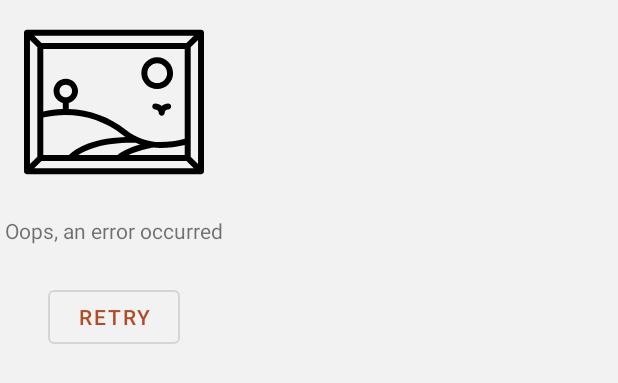
After one commit to VitaSokolova/RijksmuseumMasterpieces, an Android app: the layout layout_error_placeholder.xml on its own in the app's theme, with its tools: preview values and no code run, on a phone screen of 412 x 824 dp. The commit adds this screen. Shown: the top 383 px of the screen. Run offline under Robolectric (Android 15) with nearby library versions, the phone set to English and light mode, and no system bars.

Commit message:
Error state handling

```diff
--- a/app/src/main/java/com/rijksmuseum/masterpieces/features/list/controllers/ErrorPlaceholderController.kt
+++ b/app/src/main/java/com/rijksmuseum/masterpieces/features/list/controllers/ErrorPlaceholderController.kt
@@ -22,7 +22,7 @@ class ErrorPlaceholderController(
         private val binding = ListItemArtObjectErrorPlaceholderBinding.bind(itemView)
 
         init {
-            binding.retryBtn.setOnClickListener { onRetryClickListener() }
+            binding.placeholder.retryBtn.setOnClickListener { onRetryClickListener() }
         }
     }
 }
--- /dev/null
+++ b/app/src/main/res/layout/layout_error_placeholder.xml
@@ -0,0 +1,33 @@
+<?xml version="1.0" encoding="utf-8"?>
+<LinearLayout xmlns:android="http://schemas.android.com/apk/res/android"
+    xmlns:tools="http://schemas.android.com/tools"
+    android:id="@+id/placeholder_container"
+    android:layout_width="wrap_content"
+    android:layout_height="wrap_content"
+    android:gravity="center_horizontal"
+    android:orientation="vertical">
+
+    <ImageView
+        android:layout_width="120dp"
+        android:layout_height="120dp"
+        android:layout_marginHorizontal="16dp"
+        android:layout_marginVertical="8dp"
+        android:src="@drawable/ic_painting"
+        tools:ignore="ContentDescription" />
+
+    <TextView
+        android:layout_width="wrap_content"
+        android:layout_height="wrap_content"
+        android:layout_marginTop="8dp"
+        android:text="@string/masterpieces_list_error_placeholder_text" />
+
+    <Button
+        android:id="@+id/retry_btn"
+        style="@style/Widget.MaterialComponents.Button.OutlinedButton"
+        android:layout_width="wrap_content"
+        android:layout_height="wrap_content"
+        android:layout_marginTop="24dp"
+        android:focusable="true"
+        android:text="@string/masterpieces_list_retry_btn" />
+
+</LinearLayout>
--- a/app/src/main/res/layout/list_item_art_object.xml
+++ b/app/src/main/res/layout/list_item_art_object.xml
@@ -12,7 +12,8 @@
     <LinearLayout
         android:layout_width="match_parent"
         android:layout_height="wrap_content"
-        android:orientation="vertical">
+        android:orientation="vertical"
+        tools:ignore="UseCompoundDrawables">
 
         <TextView
             android:id="@+id/titleTv"
@@ -28,7 +29,8 @@
             android:id="@+id/imageIv"
             android:layout_width="match_parent"
             android:layout_height="@dimen/image_height"
-            tools:background="@color/gray" />
+            tools:background="@color/gray"
+            tools:ignore="ContentDescription" />
     </LinearLayout>
 
 </androidx.cardview.widget.CardView>
```
Also changed, not shown: app/src/main/java/com/rijksmuseum/masterpieces/features/details/MasterpieceDetailsFragment.kt (+32 -22 lines), app/src/main/java/com/rijksmuseum/masterpieces/features/details/MasterpieceDetailsViewModel.kt (+8 -2 lines), app/src/main/res/layout/fragment_masterpiece_details.xml (+11 -0 lines), app/src/main/res/layout/list_item_art_object_error_placeholder.xml (+7 -23 lines).
